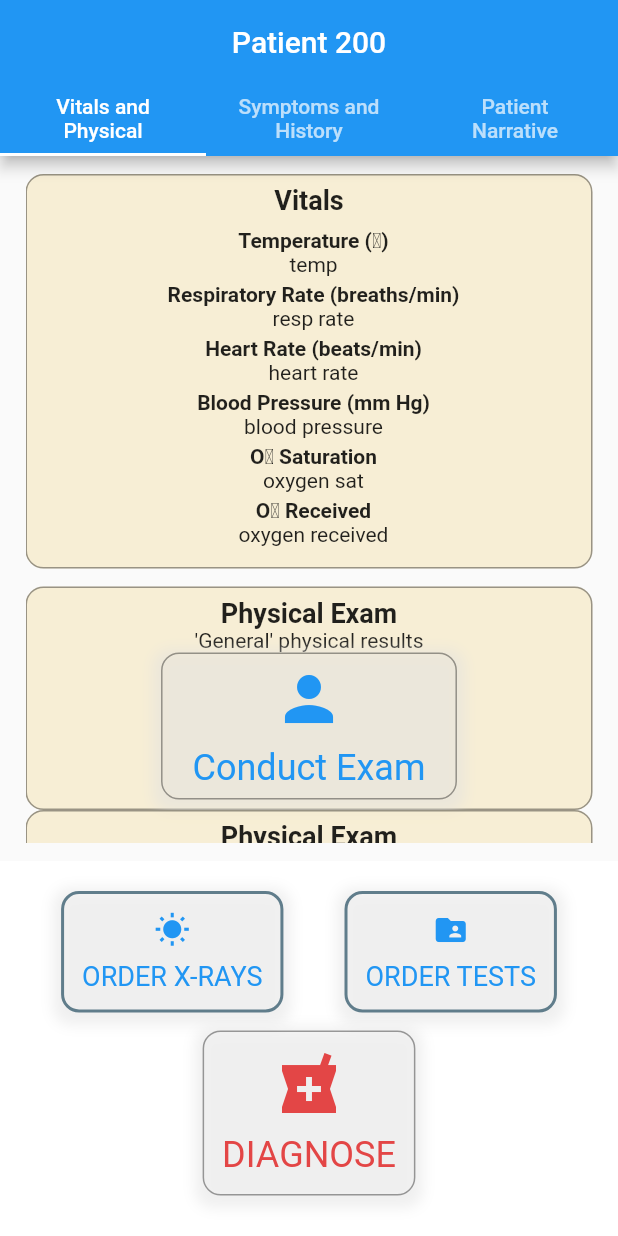
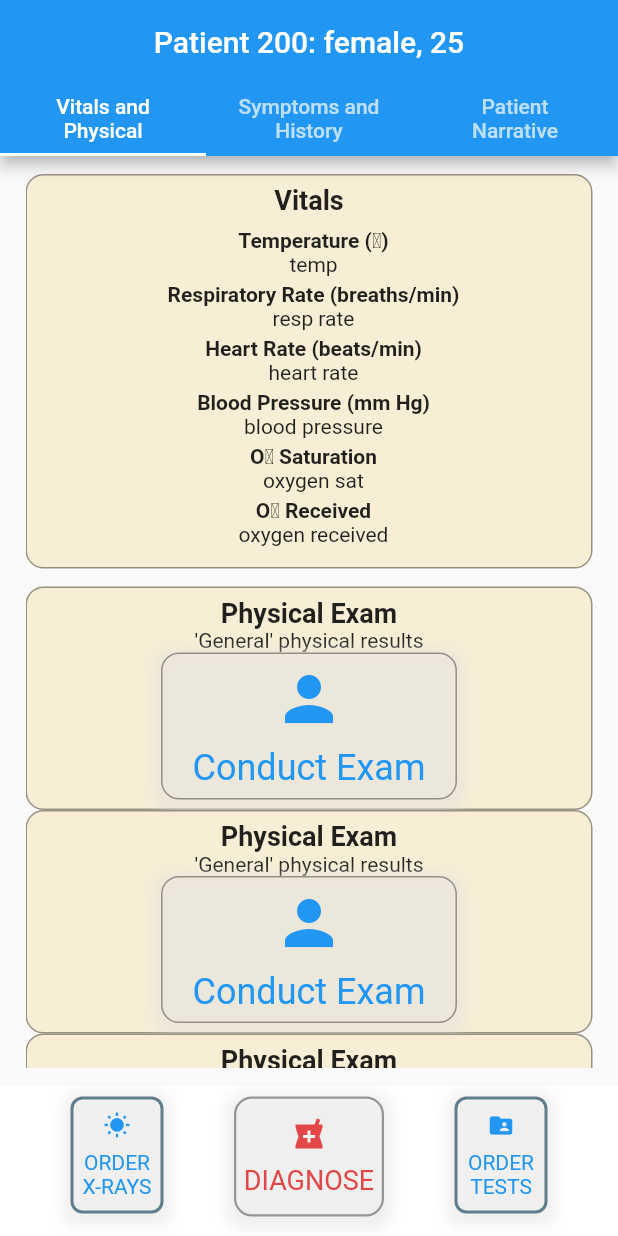
Before and after one commit to hrasheed53/LungDoctor, a Flutter app: the Game screen opened directly, after a tap on an icon or button, on a phone screen of 412 x 824 dp. Run offline on Flutter 3.47's test engine with Material 2 defaults, Android fonts, the phone set to English and light mode, and no system bars; our stand-ins replace firebase_auth, google_sign_in; missing offline and left inert: condition; accounts and stored records are empty.

Commit message:
button row looking hot

```diff
--- a/lib/patientcard.dart
+++ b/lib/patientcard.dart
@@ -30,8 +30,8 @@ bool history3 = true;
 
 int caseIDint = 200;
 String caseID = caseIDint.toString();
-String demographics = "female, 25";
-String chartTitle = "Patient " + caseID;
+String demographics = ": female, 25";
+String chartTitle = "Patient " + caseID + demographics;
 
 class PatientCard extends StatelessWidget {
   @override
@@ -431,9 +431,9 @@ class PatientCard extends StatelessWidget {
 //=============================================================================
     Color color = Theme.of(context).primaryColor;
 
-//---------------------------------------------------------------------------------
-//-----------------------X-RAYS AND TESTS BUTTONS----------------------------------
-    Widget xraysAndTests = Container(
+//                    THREE MAIN BUTTONS SECTION
+//------------------------------------------------------------------------------
+    Widget bottomButtons = Container(
       child: Row(
         mainAxisAlignment: MainAxisAlignment.spaceEvenly,
         children: [
@@ -450,6 +450,19 @@ class PatientCard extends StatelessWidget {
             ],
           ),
 //-----------------------END X-RAYS BUTTON----------------------------------
+//-----------------------DIAGNOSE BUTTON----------------------------------
+          Column(
+            children: [
+              GestureDetector(
+                onTap: () {
+                  diagnoseBttn(context);
+                },
+                child: _buildDiagnoseButtonColumn(
+                    const Color(0xffe34646), Icons.local_pharmacy, 'DIAGNOSE'),
+              ),
+            ],
+          ),
+//-----------------------END DIAGNOSE BUTTON----------------------------------
 //-----------------------ORDER TESTS BUTTON----------------------------------
           Column(
             children: [
@@ -466,33 +479,8 @@ class PatientCard extends StatelessWidget {
 //-----------------------END ORDER TESTS BUTTON----------------------------------
     );
 //-----------------------BUTTON FOR DIAGNOSING----------------------------------
-    Widget diagnoseButton = Container(
-      child: Row(
-        mainAxisAlignment: MainAxisAlignment.center,
-        children: [
-          GestureDetector(
-            onTap: () {
-              diagnoseBttn(context);
-            },
-            child: _buildDiagnoseButtonColumn(
-                const Color(0xffe34646), Icons.local_pharmacy, 'DIAGNOSE'),
-          ),
-        ],
-      ),
-    );
+
 //-----------------------END BUTTON FOR DIAGNOSING----------------------------------
-
-//                    THREE MAIN BUTTONS SECTION
-//------------------------------------------------------------------------------
-    Widget bottomButtons = Container(
-      child: Column(
-        children: [
-          xraysAndTests,
-          Padding(padding: EdgeInsets.only(top: 12.0)),
-          diagnoseButton,
-        ],
-      ),
-    );
 
     //-----------------------PATIENT CARD FINAL SETUP------------------------
     return MaterialApp(
@@ -543,9 +531,9 @@ class PatientCard extends StatelessWidget {
             ],
           ),
           bottomNavigationBar: new Container(
-              height: 250.0,
+              height: 100.0,
               color: Colors.white,
-              padding: new EdgeInsets.only(top: 20.0),
+              padding: new EdgeInsets.only(top: 7.0),
               child: bottomButtons),
         ),
       ),
@@ -559,9 +547,55 @@ class PatientCard extends StatelessWidget {
     return Column(
       children: [
         Container(
-          padding: EdgeInsets.all(12),
+          width: 62,
+          padding: EdgeInsets.only(top: 8, left: 4, right: 4, bottom: 8),
           decoration: BoxDecoration(
             border: Border.all(color: Colors.blueGrey, width: 2),
+            borderRadius: BorderRadius.circular(8),
+            boxShadow: [
+              BoxShadow(
+                color: Colors.grey[300].withOpacity(0.5),
+                spreadRadius: 5,
+                blurRadius: 7,
+                offset: Offset(0, 3), // changes position of shadow
+              ),
+            ],
+          ),
+          child: Column(
+            mainAxisSize: MainAxisSize.min,
+            mainAxisAlignment: MainAxisAlignment.center,
+            children: [
+              Icon(icon, color: color, size: 18),
+              Container(
+                margin: const EdgeInsets.only(top: 8),
+                child: Align(
+                  alignment: Alignment.center,
+                  child: Text(
+                    label,
+                    style: TextStyle(
+                      fontSize: 14,
+                      fontWeight: FontWeight.w400,
+                      color: color,
+                    ),
+                    textAlign: TextAlign.center,
+                  ),
+                ),
+              ),
+            ],
+          ),
+        ),
+      ],
+    );
+  }
+
+  Column _buildDiagnoseButtonColumn(Color color, IconData icon, String label) {
+    return Column(
+      children: [
+        Container(
+          width: 100,
+          padding: EdgeInsets.only(top: 12, bottom: 12, left: 4, right: 4),
+          decoration: BoxDecoration(
+            border: Border.all(color: Colors.black38, width: 1.5),
             borderRadius: BorderRadius.circular(12),
             boxShadow: [
               BoxShadow(
@@ -583,46 +617,6 @@ class PatientCard extends StatelessWidget {
                   label,
                   style: TextStyle(
                     fontSize: 18,
-                    fontWeight: FontWeight.w400,
-                    color: color,
-                  ),
-                ),
-              ),
-            ],
-          ),
-        ),
-      ],
-    );
-  }
-
-  Column _buildDiagnoseButtonColumn(Color color, IconData icon, String label) {
-    return Column(
-      children: [
-        Container(
-          padding: EdgeInsets.all(12),
-          decoration: BoxDecoration(
-            border: Border.all(color: Colors.black38, width: 1),
-            borderRadius: BorderRadius.circular(12),
-            boxShadow: [
-              BoxShadow(
-                color: Colors.grey[300].withOpacity(0.5),
-                spreadRadius: 5,
-                blurRadius: 7,
-                offset: Offset(0, 3), // changes position of shadow
-              ),
-            ],
-          ),
-          child: Column(
-            mainAxisSize: MainAxisSize.min,
-            mainAxisAlignment: MainAxisAlignment.center,
-            children: [
-              Icon(icon, color: color, size: 48),
-              Container(
-                margin: const EdgeInsets.only(top: 8),
-                child: Text(
-                  label,
-                  style: TextStyle(
-                    fontSize: 24,
                     fontWeight: FontWeight.w400,
                     color: color,
                   ),
```
